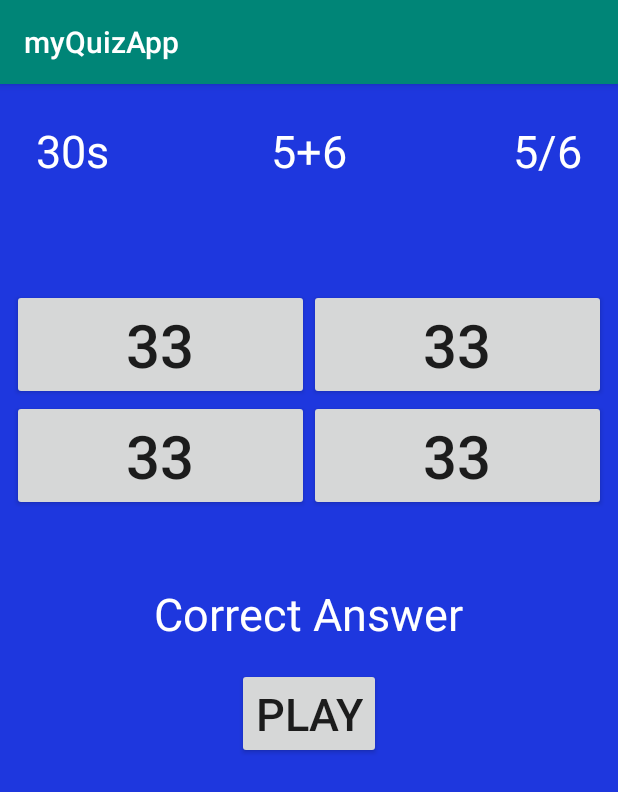
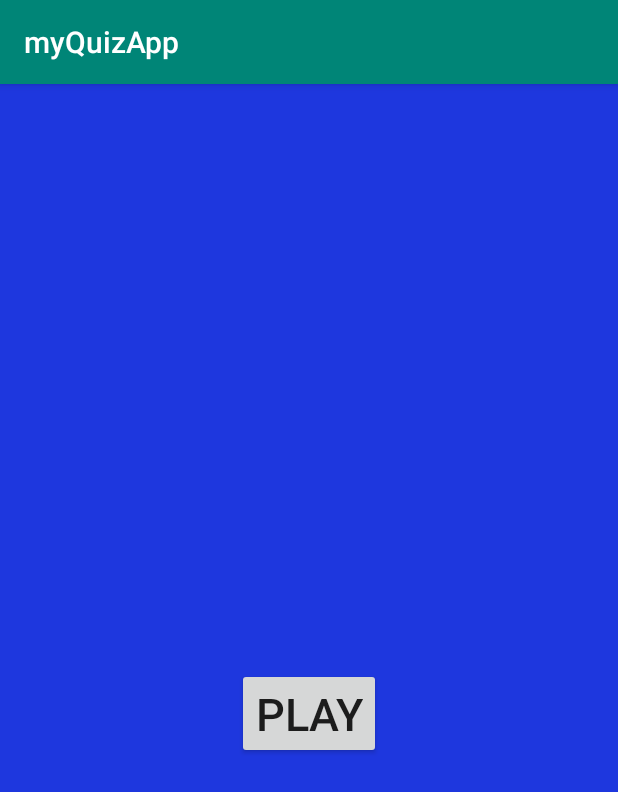
Before and after one commit to rahulv1999/myQuizApp, an Android app: the screen it shows after launch (MainActivity), on a phone screen of 412 x 824 dp. Shown: the top 792 px of the screen. Run offline under Robolectric (Android 15) with nearby library versions, the phone set to English and light mode, and no system bars.

Commit message:
app with few errors

```diff
--- a/app/src/main/java/com/example/myquizapp/MainActivity.java
+++ b/app/src/main/java/com/example/myquizapp/MainActivity.java
@@ -1,13 +1,130 @@
 package com.example.myquizapp;
 
+import android.os.CountDownTimer;
 import android.support.v7.app.AppCompatActivity;
 import android.os.Bundle;
+import android.view.View;
+import android.widget.Button;
+import android.widget.GridLayout;
+import android.widget.LinearLayout;
+import android.widget.TextView;
+
+import java.util.ArrayList;
+import java.util.Random;
 
 public class MainActivity extends AppCompatActivity {
+     private TextView scoreTextView, timeTextView, questonTextView;
+     private Button button1, button2, button3, button4;
+     private TextView resultTextView;
+     private Button playButton;
 
+     private LinearLayout linearLayout;
+     private GridLayout gridLayout;
+     private int correctQuestions;
+     private int totalQuestion;
+
+    private int locationOfCorrectAnswer;
+     ArrayList<Integer>answers= new ArrayList<>();
     @Override
     protected void onCreate(Bundle savedInstanceState) {
         super.onCreate(savedInstanceState);
         setContentView(R.layout.activity_main);
+        initViews();
     }
+    private void initViews(){
+        scoreTextView=findViewById(R.id.score_text_view);
+        timeTextView=findViewById(R.id.time_text_view);
+        questonTextView=findViewById(R.id.question_text_view);
+
+        button1=findViewById(R.id.button_1);
+        button2=findViewById(R.id.button_2);
+        button3=findViewById(R.id.button_3);
+        button4=findViewById(R.id.button_4);
+
+        resultTextView=findViewById(R.id.answer_text_view);
+        playButton=findViewById(R.id.play);
+       playButton.setOnClickListener(new View.OnClickListener() {
+           @Override
+           public void onClick(View v) {
+               startQuiz();
+           }
+       });
+
+        linearLayout=findViewById(R.id.linear_layout);
+        gridLayout=findViewById(R.id.grid_layout);
+    }
+    private void startQuiz(){
+        timeTextView.setText("30s");
+        correctQuestions=0;
+        totalQuestion=0;
+        gridLayout.setVisibility(View.VISIBLE);
+        linearLayout.setVisibility(View.VISIBLE);
+        playButton.setVisibility(View.INVISIBLE);
+        scoreTextView.setText("0/0");
+        new CountDownTimer(30100, 1000){
+
+            @Override
+            public void onTick(long millisUntilFinished) {
+                timeTextView.setText(String.valueOf(millisUntilFinished/1000)+"s");
+            }
+
+            @Override
+            public void onFinish() {
+             timeTextView.setText("0s");
+             gridLayout.setVisibility(View.INVISIBLE);
+             linearLayout.setVisibility(View.INVISIBLE);
+             playButton.setText("Play Again");
+             showScore();
+            }
+        }.start();
+      createQuestion();
+    }
+
+
+    private void createQuestion(){
+        Random random = new Random();
+
+        answers.clear();
+        int a=random.nextInt(21);
+        int b=random.nextInt(21);
+         locationOfCorrectAnswer=random.nextInt(4);
+        for (int i=0; i<4; i++){
+            if(i==locationOfCorrectAnswer){
+                answers.add(a+b);
+            }
+            else{
+                int wrongAnswer=random.nextInt(41);
+                while(wrongAnswer==a+b){
+                    wrongAnswer=random.nextInt(41);
+                }
+                answers.add(wrongAnswer);
+            }
+        }
+        String question=String.valueOf(a)+"+"+String.valueOf(b);
+        questonTextView.setText(question);
+
+        button1.setText(String.valueOf(answers.get(0)));
+        button2.setText(String.valueOf(answers.get(1)));
+        button3.setText(String.valueOf(answers.get(2)));
+        button4.setText(String.valueOf(answers.get(3)));
+    }
+    public void checkAnswer(View view){
+    if(view.getTag().toString().equals(String.valueOf(locationOfCorrectAnswer))) {
+        correctQuestions++;
+        resultTextView.setText("Correct Answer");
+    }
+    else {
+        resultTextView.setText("Wrong Answer");
+
+    }
+    totalQuestion++;
+    scoreTextView.setText(String.valueOf(correctQuestions) +"/"+ String.valueOf(totalQuestion));
+    createQuestion();
+    }
+
+    private void showScore(){
+        resultTextView.setText("Score = " + String.valueOf(correctQuestions) + "/" + String.valueOf(totalQuestion));
+
+    }
+
 }
--- a/app/src/main/res/layout/activity_main.xml
+++ b/app/src/main/res/layout/activity_main.xml
@@ -12,6 +12,7 @@
         android:layout_width="match_parent"
         android:layout_height="wrap_content"
         android:orientation="horizontal"
+        android:visibility="invisible"
         android:padding="8dp">
 
         <TextView
@@ -55,6 +56,7 @@
         android:layout_height="wrap_content"
         android:layout_below="@id/linear_layout"
         android:layout_marginTop="40dp"
+        android:visibility="invisible"
         android:padding="8dp">
 
         <Button
@@ -66,7 +68,9 @@
             android:layout_column="0"
             android:layout_columnWeight="1"
             android:text="33"
-            android:textSize="40sp" />
+            android:textSize="40sp"
+            android:tag="0"/>
+
 
         <Button
             android:id="@+id/button_2"
@@ -77,7 +81,8 @@
             android:layout_column="1"
             android:layout_columnWeight="1"
             android:text="33"
-            android:textSize="40sp" />
+            android:textSize="40sp"
+            android:tag="1"/>
 
         <Button
             android:id="@+id/button_3"
@@ -88,6 +93,7 @@
             android:layout_column="0"
             android:layout_columnWeight="1"
             android:text="33"
+            android:tag="2"
             android:textSize="40sp" />
 
         <Button
@@ -99,6 +105,7 @@
             android:layout_column="1"
             android:layout_columnWeight="1"
             android:text="33"
+            android:tag="3"
             android:textSize="40sp" />
 
     </GridLayout>
@@ -111,6 +118,7 @@
         android:text="Correct Answer"
         android:textColor="#fff"
         android:id="@+id/answer_text_view"
+        android:visibility="invisible"
         android:textSize="30sp"
         android:layout_marginTop="40dp"/>
 
@@ -122,7 +130,8 @@
         android:layout_marginTop="16dp"
         android:text="Play"
         android:id="@+id/play"
-        android:textSize="30sp"/>
+        android:textSize="30sp"
+        />
 
 
 </RelativeLayout>
```
